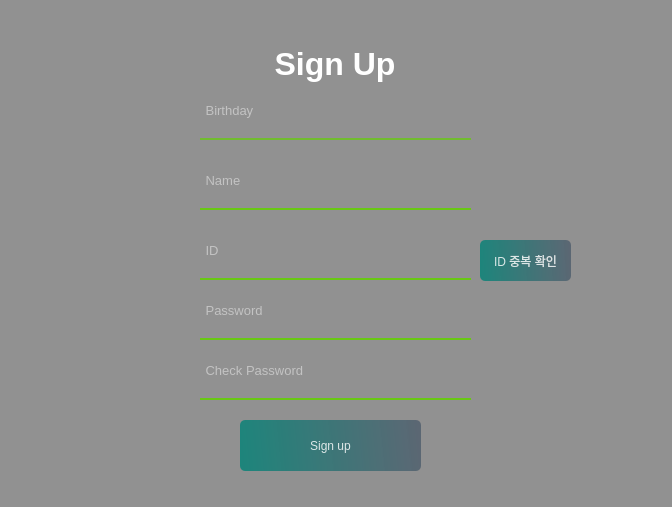
Above: src/GUI/sign/signup.ui from addinedu-ros-5th/deeplearning-repo-3 before the change. Below: the same form after it.
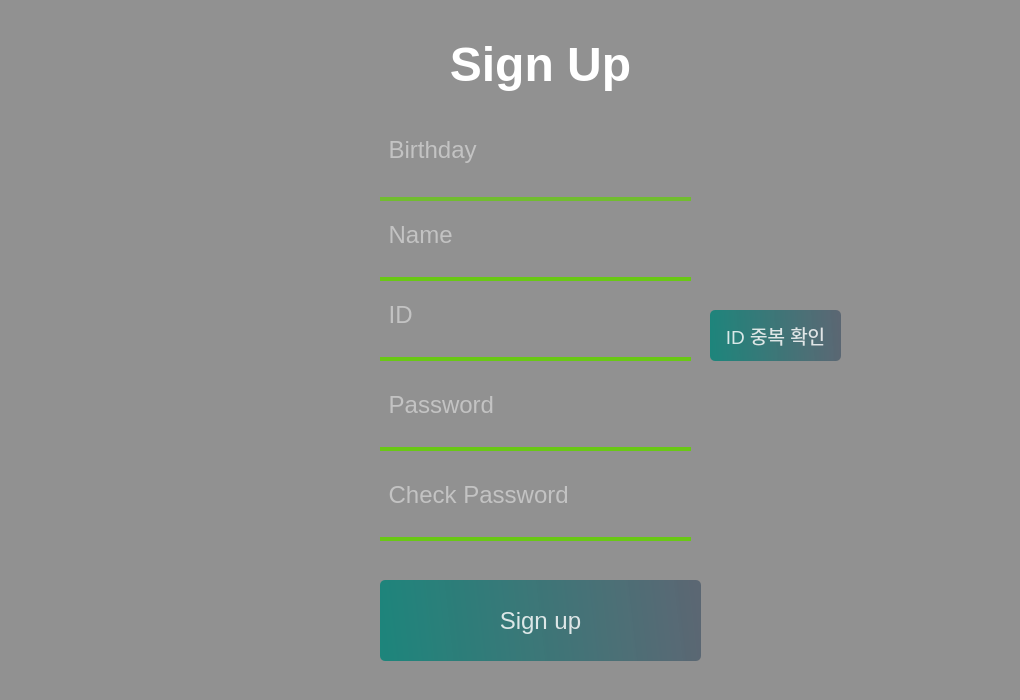
That is the form after the change. Icons and pictures are not drawn.

Diff of the .ui file:
```diff
--- a/src/GUI/sign/signup.ui
+++ b/src/GUI/sign/signup.ui
@@ -6,10 +6,16 @@
    <rect>
     <x>0</x>
     <y>0</y>
-    <width>672</width>
-    <height>507</height>
+    <width>1020</width>
+    <height>700</height>
    </rect>
   </property>
+  <property name="maximumSize">
+   <size>
+    <width>1020</width>
+    <height>700</height>
+   </size>
+  </property>
   <property name="windowTitle">
    <string>Form</string>
   </property>
@@ -18,10 +24,16 @@
     <rect>
      <x>-10</x>
      <y>-30</y>
-     <width>691</width>
-     <height>541</height>
+     <width>1060</width>
+     <height>740</height>
     </rect>
    </property>
+   <property name="maximumSize">
+    <size>
+     <width>1060</width>
+     <height>740</height>
+    </size>
+   </property>
    <property name="styleSheet">
     <string notr="true">border-image: url(:/images/image.jpg);</string>
    </property>
@@ -34,8 +46,8 @@
     <rect>
      <x>0</x>
      <y>0</y>
-     <width>681</width>
-     <height>511</height>
+     <width>1061</width>
+     <height>731</height>
     </rect>
    </property>
    <property name="styleSheet">
@@ -49,9 +61,9 @@
   <widget class="QLabel" name="label_3">
    <property name="geometry">
     <rect>
-     <x>260</x>
+     <x>410</x>
      <y>30</y>
-     <width>150</width>
+     <width>261</width>
      <height>70</height>
     </rect>
    </property>
@@ -59,27 +71,27 @@
     <string notr="true">color:rgba(255, 255, 255, 255)</string>
    </property>
    <property name="text">
-    <string>&lt;html&gt;&lt;head/&gt;&lt;body&gt;&lt;p align=&quot;center&quot;&gt;&lt;span style=&quot; font-size:24pt; font-weight:600;&quot;&gt;Sign Up&lt;/span&gt;&lt;/p&gt;&lt;/body&gt;&lt;/html&gt;</string>
+    <string>&lt;html&gt;&lt;head/&gt;&lt;body&gt;&lt;p align=&quot;center&quot;&gt;&lt;span style=&quot; font-size:36pt; font-weight:600;&quot;&gt;Sign Up&lt;/span&gt;&lt;/p&gt;&lt;/body&gt;&lt;/html&gt;</string>
    </property>
   </widget>
   <widget class="QLineEdit" name="Birthdayld">
    <property name="geometry">
     <rect>
-     <x>200</x>
-     <y>90</y>
-     <width>271</width>
-     <height>50</height>
+     <x>380</x>
+     <y>110</y>
+     <width>311</width>
+     <height>91</height>
     </rect>
    </property>
    <property name="font">
     <font>
-     <pointsize>10</pointsize>
+     <pointsize>18</pointsize>
     </font>
    </property>
    <property name="styleSheet">
     <string notr="true">background-color:rgba(0, 0, 0, 0);
 border:none;
-border-bottom:2px solid rgba(105, 200, 20, 200);
+border-bottom:4px solid rgba(105, 200, 20, 200);
 color:rgba(255, 255, 255, 230);
 padding-bottom:7px;
 </string>
@@ -94,21 +106,21 @@
   <widget class="QLineEdit" name="Nameld">
    <property name="geometry">
     <rect>
-     <x>200</x>
-     <y>160</y>
-     <width>271</width>
-     <height>50</height>
+     <x>380</x>
+     <y>200</y>
+     <width>311</width>
+     <height>81</height>
     </rect>
    </property>
    <property name="font">
     <font>
-     <pointsize>10</pointsize>
+     <pointsize>18</pointsize>
     </font>
    </property>
    <property name="styleSheet">
     <string notr="true">background-color:rgba(0, 0, 0, 0);
 border:none;
-border-bottom:2px solid rgba(105, 200, 20, 255);
+border-bottom:4px solid rgba(105, 200, 20, 255);
 color:rgba(255, 255, 255, 230);
 padding-bottom:7px;
 </string>
@@ -123,21 +135,21 @@
   <widget class="QLineEdit" name="Idld">
    <property name="geometry">
     <rect>
-     <x>200</x>
-     <y>230</y>
-     <width>271</width>
-     <height>50</height>
+     <x>380</x>
+     <y>280</y>
+     <width>311</width>
+     <height>81</height>
     </rect>
    </property>
    <property name="font">
     <font>
-     <pointsize>10</pointsize>
+     <pointsize>18</pointsize>
     </font>
    </property>
    <property name="styleSheet">
     <string notr="true">background-color:rgba(0, 0, 0, 0);
 border:none;
-border-bottom:2px solid rgba(105, 200, 20, 255);
+border-bottom:4px solid rgba(105, 200, 20, 255);
 color:rgba(255, 255, 255, 230);
 padding-bottom:7px;
 </string>
@@ -152,21 +164,21 @@
   <widget class="QLineEdit" name="Passwordld">
    <property name="geometry">
     <rect>
-     <x>200</x>
-     <y>290</y>
-     <width>271</width>
-     <height>50</height>
+     <x>380</x>
+     <y>370</y>
+     <width>311</width>
+     <height>81</height>
     </rect>
    </property>
    <property name="font">
     <font>
-     <pointsize>10</pointsize>
+     <pointsize>18</pointsize>
     </font>
    </property>
    <property name="styleSheet">
     <string notr="true">background-color:rgba(0, 0, 0, 0);
 border:none;
-border-bottom:2px solid rgba(105, 200, 20, 255);
+border-bottom:4px solid rgba(105, 200, 20, 255);
 color:rgba(255, 255, 255, 230);
 padding-bottom:7px;
 </string>
@@ -184,21 +196,21 @@
   <widget class="QLineEdit" name="Checkld">
    <property name="geometry">
     <rect>
-     <x>200</x>
-     <y>350</y>
-     <width>271</width>
-     <height>50</height>
+     <x>380</x>
+     <y>460</y>
+     <width>311</width>
+     <height>81</height>
     </rect>
    </property>
    <property name="font">
     <font>
-     <pointsize>10</pointsize>
+     <pointsize>18</pointsize>
     </font>
    </property>
    <property name="styleSheet">
     <string notr="true">background-color:rgba(0, 0, 0, 0);
 border:none;
-border-bottom:2px solid rgba(105, 200, 20, 255);
+border-bottom:4px solid rgba(105, 200, 20, 255);
 color:rgba(255, 255, 255, 230);
 padding-bottom:7px;
 </string>
@@ -216,12 +228,17 @@
   <widget class="QPushButton" name="Sign">
    <property name="geometry">
     <rect>
-     <x>240</x>
-     <y>420</y>
-     <width>181</width>
-     <height>51</height>
+     <x>380</x>
+     <y>580</y>
+     <width>321</width>
+     <height>81</height>
     </rect>
    </property>
+   <property name="font">
+    <font>
+     <pointsize>18</pointsize>
+    </font>
+   </property>
    <property name="styleSheet">
     <string notr="true">QPushButton#Sign{ 
 	background-color: qlineargradient(spread:pad, x1:0, y1:0.505682, x2:1, y2:0.477, stop:0 rgba(11, 131, 120, 219), stop:1 rgba(85, 98, 112, 226));
@@ -246,12 +263,17 @@
   <widget class="QPushButton" name="Check">
    <property name="geometry">
     <rect>
-     <x>480</x>
-     <y>240</y>
-     <width>91</width>
-     <height>41</height>
+     <x>710</x>
+     <y>310</y>
+     <width>131</width>
+     <height>51</height>
     </rect>
    </property>
+   <property name="font">
+    <font>
+     <pointsize>14</pointsize>
+    </font>
+   </property>
    <property name="styleSheet">
     <string notr="true">QPushButton#Check{ 
 	background-color: qlineargradient(spread:pad, x1:0, y1:0.505682, x2:1, y2:0.477, stop:0 rgba(11, 131, 120, 219), stop:1 rgba(85, 98, 112, 226));
```
